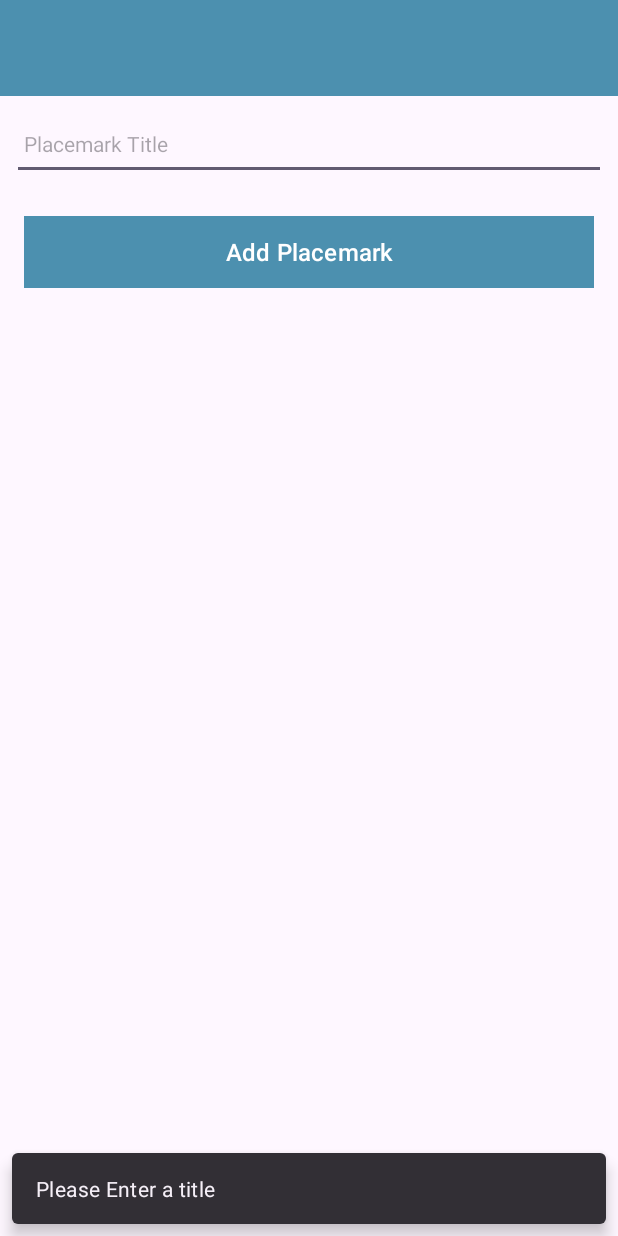
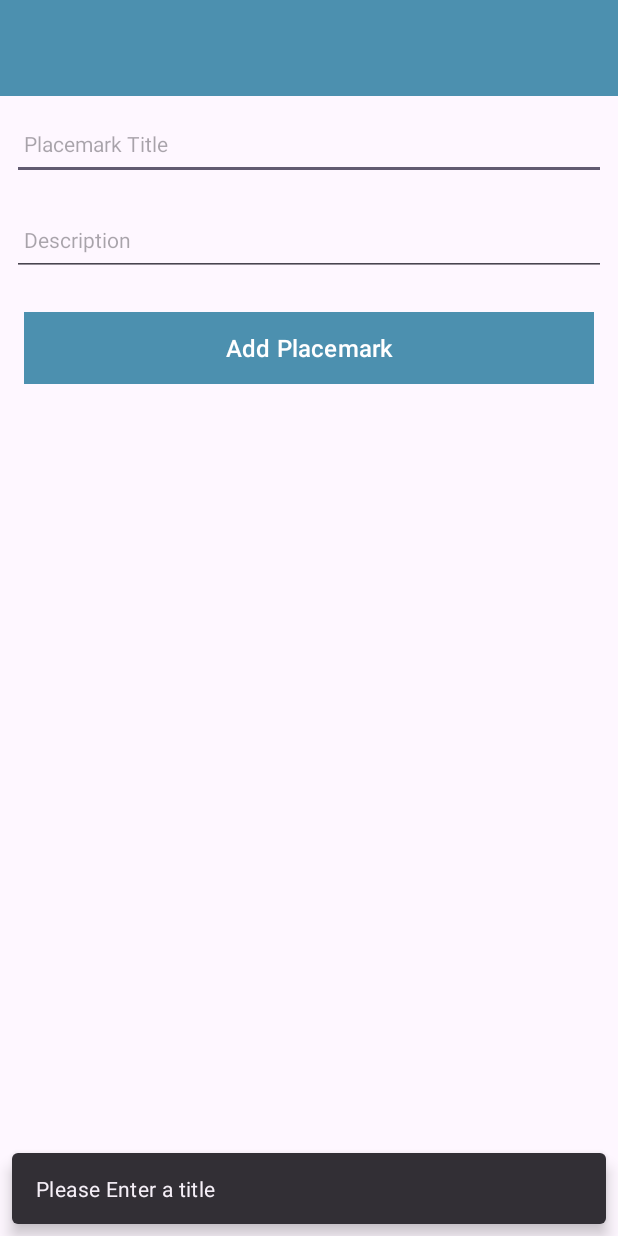
Before and after one commit to jmcied/Placemark-Android, an Android app: the screen it shows after launch (PlacemarkActivity), after a tap on "Add Placemark", on a phone screen of 412 x 824 dp. Run offline under Robolectric (Android 15) with nearby library versions, the phone set to English and light mode, and no system bars; our stand-ins replace Timber.

Commit message:
description field

```diff
--- a/app/src/main/java/org/wit/placemark/activities/PlacemarkActivity.kt
+++ b/app/src/main/java/org/wit/placemark/activities/PlacemarkActivity.kt
@@ -7,22 +7,33 @@ import org.wit.placemark.databinding.ActivityPlacemarkBinding
 import org.wit.placemark.models.PlacemarkModel
 import timber.log.Timber
 import timber.log.Timber.Forest.i
+
 class PlacemarkActivity : AppCompatActivity() {
 
     private lateinit var binding: ActivityPlacemarkBinding
     var placemark = PlacemarkModel()
+    val placemarks = ArrayList<PlacemarkModel>()
+
     override fun onCreate(savedInstanceState: Bundle?) {
         super.onCreate(savedInstanceState)
+
         binding = ActivityPlacemarkBinding.inflate(layoutInflater)
         setContentView(binding.root)
 
         Timber.plant(Timber.DebugTree())
-        i("Placemark Activity started..")
+
+        i("Placemark Activity started...")
 
         binding.btnAdd.setOnClickListener() {
-            val placemarkTitle = binding.placemarkTitle.text.toString()
-            if (placemarkTitle.isNotEmpty()) {
-                i("add Button Pressed: $placemark.title")
+            placemark.title = binding.placemarkTitle.text.toString()
+            placemark.description = binding.description.text.toString()
+            if (placemark.title.isNotEmpty()) {
+
+                placemarks.add(placemark.copy())
+                i("add Button Pressed: $placemark")
+                for (i in placemarks.indices) {
+                    i("Placemark[$i]:${this.placemarks[i]}")
+                }
             }
             else {
                 Snackbar
--- a/app/src/main/java/org/wit/placemark/models/PlacemarkModel.kt
+++ b/app/src/main/java/org/wit/placemark/models/PlacemarkModel.kt
@@ -1,3 +1,4 @@
 package org.wit.placemark.models
 
-data class PlacemarkModel(var title: String = "")
+data class PlacemarkModel(var title: String = "",
+                          var description: String = "")
--- a/app/src/main/res/layout/activity_placemark.xml
+++ b/app/src/main/res/layout/activity_placemark.xml
@@ -53,6 +53,19 @@
             android:textColor="@color/colorPrimaryDark"
             android:textSize="14sp" />
 
+            <EditText
+                android:id="@+id/description"
+                android:layout_width="match_parent"
+                android:layout_height="48dp"
+                android:layout_margin="8dp"
+                android:hint="@string/hint_placemarkDescription"
+                android:inputType="text"
+                android:maxLength="25"
+                android:maxLines="1"
+                android:padding="8dp"
+                android:textColor="@color/colorPrimaryDark"
+                android:textSize="14sp" />
+
         <Button
            android:id="@+id/btnAdd"
            android:layout_width="match_parent"
--- a/app/src/main/res/values/strings.xml
+++ b/app/src/main/res/values/strings.xml
@@ -2,4 +2,5 @@
     <string name="app_name">Placemark</string>
     <string name="button_addPlacemark">Add Placemark</string>
     <string name="hint_placemarkTitle">Placemark Title</string>
+    <string name="hint_placemarkDescription">Description</string>
 </resources>
```
